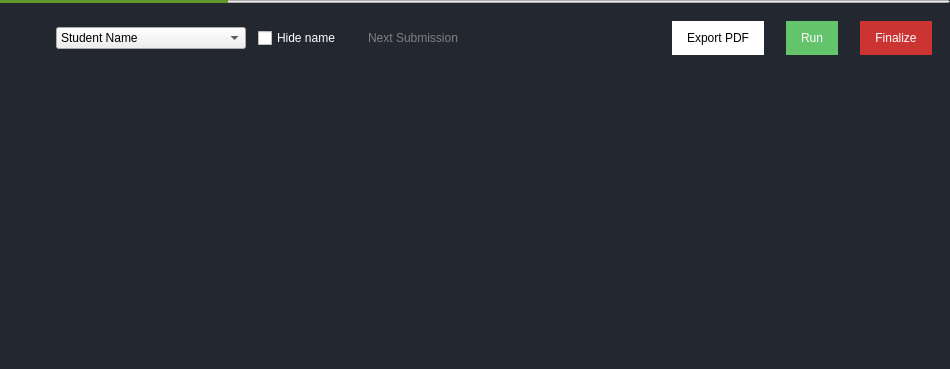
Old version of the form TurboGrade/ui/gradesubmission.ui in the repository wassgha/TurboGrade.
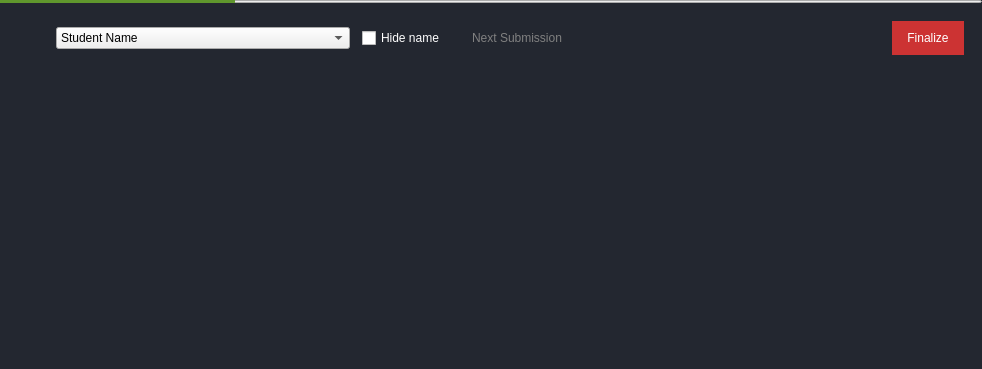
New version of the form. Icons and pictures are not drawn. Custom widgets are drawn as their Qt base class.

```diff
--- a/TurboGrade/ui/gradesubmission.ui
+++ b/TurboGrade/ui/gradesubmission.ui
@@ -9,7 +9,7 @@
    <rect>
     <x>0</x>
     <y>0</y>
-    <width>950</width>
+    <width>982</width>
     <height>369</height>
    </rect>
   </property>
@@ -255,40 +255,6 @@
        </property>
       </spacer>
      </item>
-     <item>
-      <widget class="QPushButton" name="exportpdf">
-       <property name="text">
-        <string>Export PDF</string>
-       </property>
-       <property name="icon">
-        <iconset resource="resources.qrc">
-         <normaloff>:/misc/res/pdf.png</normaloff>:/misc/res/pdf.png</iconset>
-       </property>
-      </widget>
-     </item>
-     <item>
-      <widget class="QPushButton" name="run">
-       <property name="cursor">
-        <cursorShape>PointingHandCursor</cursorShape>
-       </property>
-       <property name="mouseTracking">
-        <bool>true</bool>
-       </property>
-       <property name="text">
-        <string>Run</string>
-       </property>
-       <property name="icon">
-        <iconset resource="resources.qrc">
-         <normaloff>:/misc/res/play-button-white.png</normaloff>:/misc/res/play-button-white.png</iconset>
-       </property>
-       <property name="iconSize">
-        <size>
-         <width>16</width>
-         <height>16</height>
-        </size>
-       </property>
-      </widget>
-     </item>
      <item>
       <widget class="QPushButton" name="finalize">
        <property name="text">
```
